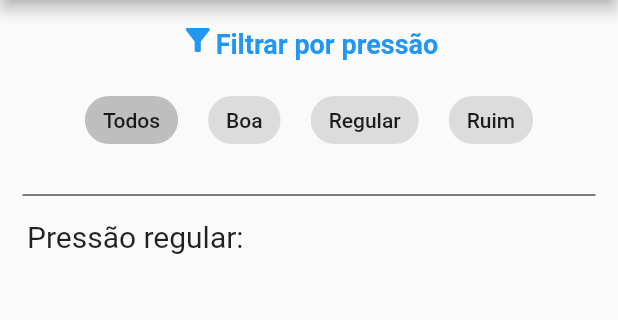
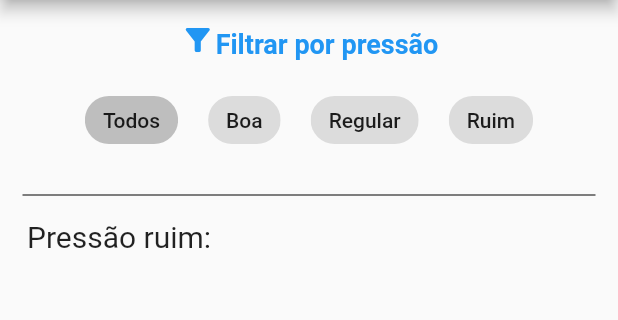
Before and after one commit to AlyssonQuadros/projeto-hpg-app, a Flutter app: the ListaPagePRuim screen opened directly, on a phone screen of 412 x 824 dp, the part 84-404 px from its top. Run offline on Flutter 3.47's test engine with Material 2 defaults, Android fonts, the light colour scheme and no system bars; our stand-ins replace awesome_snackbar_content, cloud_firestore, email_validator, firebase_auth, firebase_core, geolocator and 3 more; missing offline and left inert: flutter_google_places, footer, google_api_headers, google_maps_webservice; accounts and stored records are empty.

Commit message:
ultimo teste antes da banca xd

```diff
--- a/lib/pages/lista_page_pruim.dart
+++ b/lib/pages/lista_page_pruim.dart
@@ -505,7 +505,7 @@ class _ListaPagePRuimState extends State<ListaPagePRuim> {
                     alignment: Alignment.bottomLeft,
                     padding: const EdgeInsets.only(top: 8, left: 18),
                     child: Text(
-                      'Pressão regular:',
+                      'Pressão ruim:',
                       style: TextStyle(fontSize: 20),
                     ),
                   ),
--- a/lib/pages/login_page.dart
+++ b/lib/pages/login_page.dart
@@ -218,7 +218,7 @@ class _LoginPageState extends State<LoginPage> {
       print(e);
 
       String message =
-          "Email informado não encontrado. Informe um email cadastrado no sistema.";
+          "Email ou senha incorreta. Informe um email e uma senha válida.";
 
       Utils.showSnackBar(message);
     }
--- a/lib/widgets/hidrante_details.dart
+++ b/lib/widgets/hidrante_details.dart
@@ -239,7 +239,7 @@ class HidranteDetails extends StatelessWidget {
             children: [
               Container(
                 padding:
-                    EdgeInsets.only(bottom: 0, left: 15, top: 10, right: 0),
+                    EdgeInsets.only(bottom: 10, left: 15, top: 10, right: 0),
                 // padding: EdgeInsets.symmetric(vertical: 2, horizontal: 50),
                 child: Text(
                   "Acesso:",
@@ -251,7 +251,8 @@ class HidranteDetails extends StatelessWidget {
                 ),
               ),
               Container(
-                padding: EdgeInsets.only(bottom: 0, left: 5, top: 10, right: 0),
+                padding:
+                    EdgeInsets.only(bottom: 10, left: 5, top: 10, right: 0),
                 // padding: EdgeInsets.symmetric(vertical: 2, horizontal: 70),
                 child: Text(
                   acesso,
```
